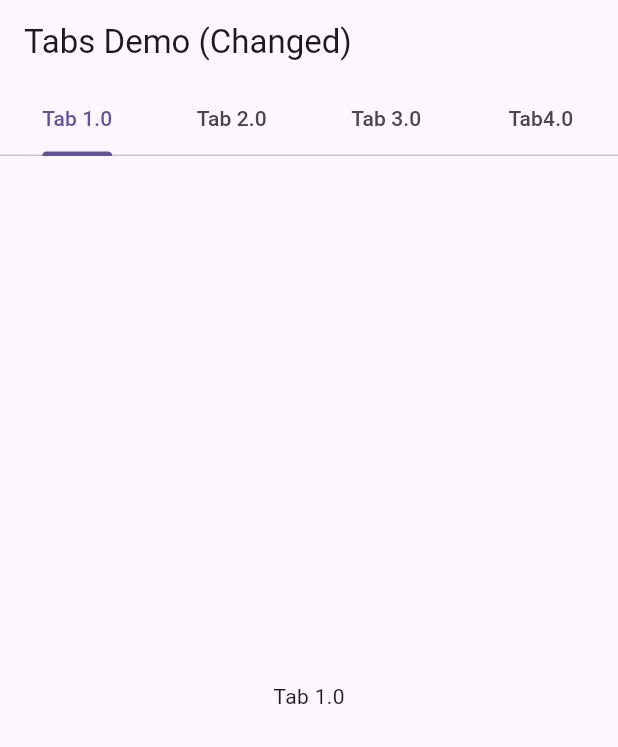
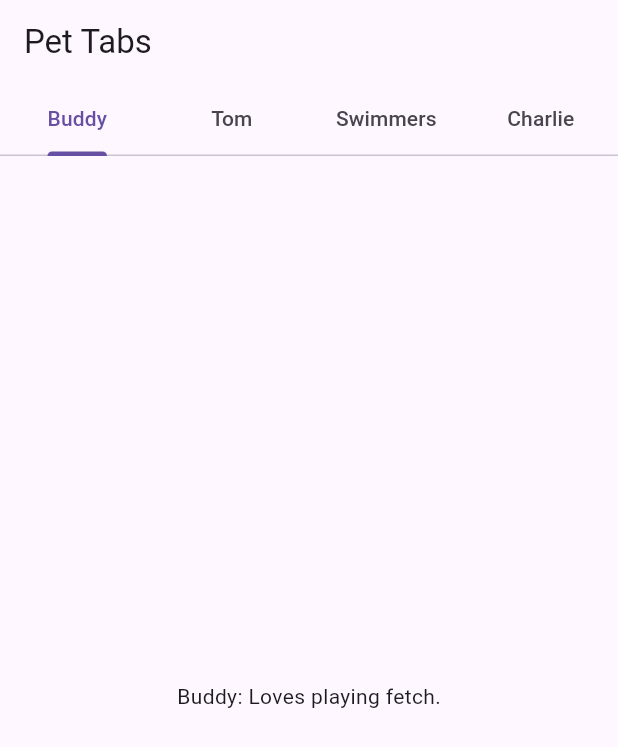
Before and after one commit to fheise1/digital_pet_app, a Flutter app: the screen it shows after launch, on a phone screen of 412 x 824 dp. Shown: the top 747 px of the screen. Run offline on Flutter 3.47's test engine with Material 3 defaults, Android fonts, the phone set to English and light mode, and no system bars.

Commit message:
changed each tab name to represent a new animal and gave a brief description about them

```diff
--- a/lib/main.dart
+++ b/lib/main.dart
@@ -7,8 +7,8 @@ void main() {
 class MyApp extends StatelessWidget {
   @override
   Widget build(BuildContext context) {
-    return MaterialApp( //Basic setup. Can look at it as the default tab
-      home: DefaultTabController( //Manages the state for the tab interface. Each state will have something different
+    return MaterialApp(
+      home: DefaultTabController(
         length: 4,
         child: _TabsNonScrollableDemo(),
       ),
@@ -16,7 +16,7 @@ class MyApp extends StatelessWidget {
   }
 }
 
-class _TabsNonScrollableDemo extends StatefulWidget { //This is the stateful widget. It will hold the state/look of the tab
+class _TabsNonScrollableDemo extends StatefulWidget {
   @override
   __TabsNonScrollableDemoState createState() => __TabsNonScrollableDemoState();
 }
@@ -25,7 +25,7 @@ class __TabsNonScrollableDemoState extends State<_TabsNonScrollableDemo>
     with SingleTickerProviderStateMixin, RestorationMixin {
   late TabController _tabController;
 
-  final RestorableInt tabIndex = RestorableInt(0); //Restores initial tab when app is built
+  final RestorableInt tabIndex = RestorableInt(0);
 
   @override
   String get restorationId => 'tab_non_scrollable_demo';
@@ -52,7 +52,7 @@ class __TabsNonScrollableDemoState extends State<_TabsNonScrollableDemo>
   }
 
   @override
-  void dispose() { //Will remove the rab controller every time you remove a widget
+  void dispose() {
     _tabController.dispose();
     tabIndex.dispose();
     super.dispose();
@@ -60,30 +60,31 @@ class __TabsNonScrollableDemoState extends State<_TabsNonScrollableDemo>
 
   @override
   Widget build(BuildContext context) {
-// For the ToDo task hint: consider defining the widget and name of the tabs here
-    final tabs = ['Tab 1.0', 'Tab 2.0', 'Tab 3.0', 'Tab4.0'];
+    final pets = [
+      {'name': 'Buddy', 'description': 'Loves playing fetch.'},
+      {'name': 'Tom', 'description': 'Enjoys sitting on laps.'},
+      {'name': 'Swimmers', 'description': 'Swims around happily.'},
+      {'name': 'Charlie', 'description': 'Always greets at the door.'},
+    ];
 
     return Scaffold(
       appBar: AppBar(
         automaticallyImplyLeading: false,
-        title: Text(
-    'Tabs Demo (Changed)',
-        ),
+        title: Text('Pet Tabs'),
         bottom: TabBar(
           controller: _tabController,
           isScrollable: false,
           tabs: [
-            for (final tab in tabs) Tab(text: tab),
+            for (final pet in pets) Tab(text: pet['name']),
           ],
         ),
       ),
       body: TabBarView(
         controller: _tabController,
         children: [
-// hint for the to do task:Considering creating the different for different tabs
-          for (final tab in tabs)
+          for (final pet in pets)
             Center(
-              child: Text(tab),
+              child: Text('${pet['name']}: ${pet['description']}'),
             ),
         ],
       ),
```
